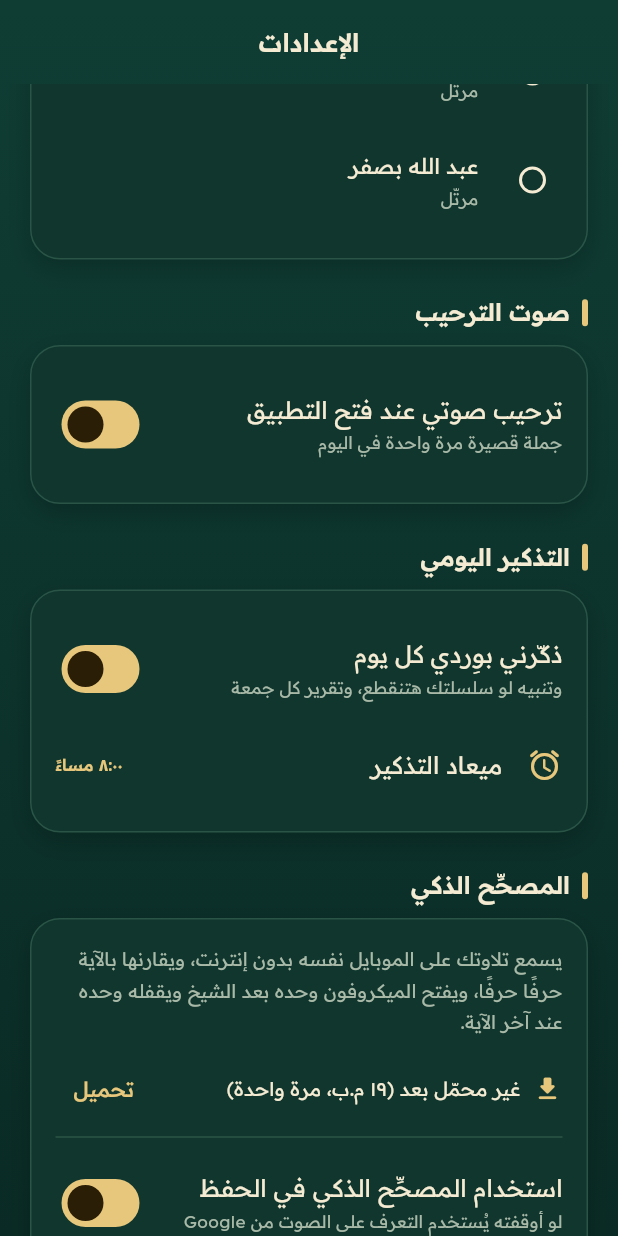
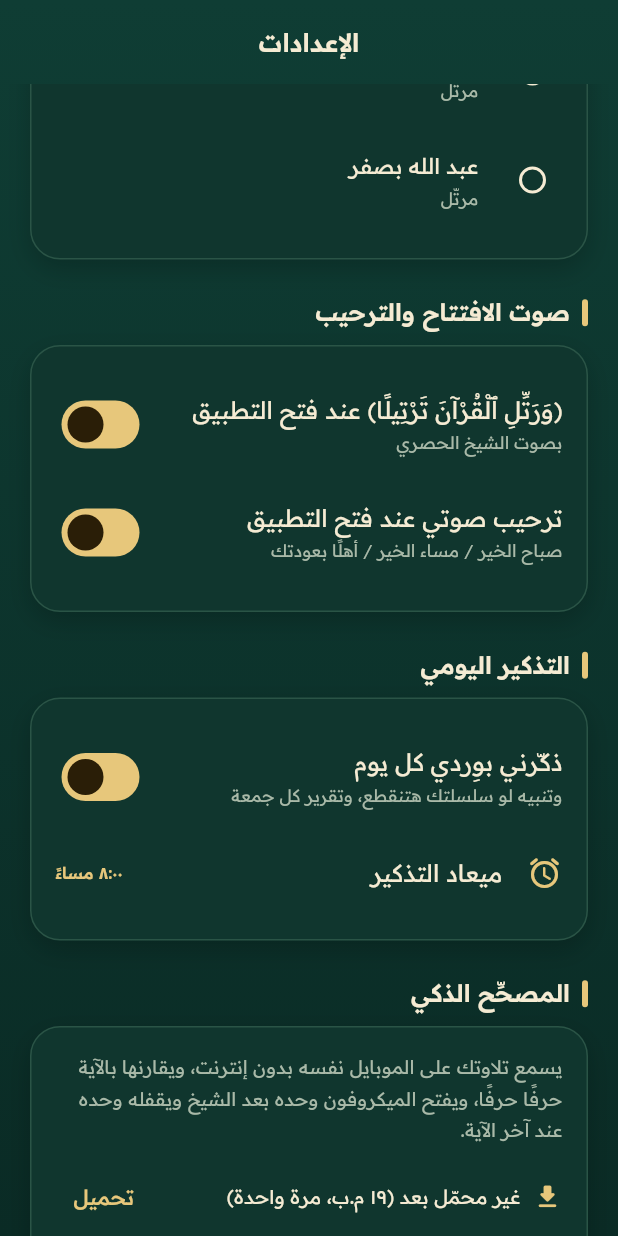
Before and after one commit to starrnightt2030-oss/almohafez, a Flutter app: the SettingsScreen widget shown alone on an empty page, opened directly, scrolled down 1152 dp, on a phone screen of 412 x 824 dp. Run offline on Flutter 3.47's test engine with Material 3 defaults, Android fonts, the phone set to English and light mode, and no system bars; our stand-ins replace cloud_firestore, confetti, firebase_auth, firebase_core, flutter_animate, flutter_local_notifications and 7 more; missing offline and left inert: record, sherpa_onnx; accounts and stored records are empty; network calls fail.

Commit message:
سَنَد 2.7.1: آية الافتتاح والترحيب مع كل فتح
Co-Authored-By: Claude Opus 5.5 <noreply@anthropic.com>
Claude-Session: https://claude.ai/code/session_016mJJXXZGpT85GqooikM2Vp

```diff
--- a/lib/data/progress.dart
+++ b/lib/data/progress.dart
@@ -182,6 +182,9 @@ class Progress {
   static Future<void> setGoalCheered() => _p.setString('goalCheered', _key(DateTime.now()));
 
   /// ترحيب صوتي عند فتح التطبيق (مرة في اليوم)
+  /// آية الافتتاح ﴿وَرَتِّلِ ٱلْقُرْآنَ تَرْتِيلًا﴾ مع كل فتح للتطبيق
+  static bool get openingOn => _p.getBool('openingOn') ?? true;
+  static Future<void> setOpeningOn(bool v) => _p.setBool('openingOn', v);
   static bool get greetOn => _p.getBool('greetOn') ?? true;
   static Future<void> setGreetOn(bool v) => _p.setBool('greetOn', v);
   static String? get lastGreet => _p.getString('lastGreet');
--- a/lib/screens/settings.dart
+++ b/lib/screens/settings.dart
@@ -229,9 +229,20 @@ class _SettingsScreenState extends State<SettingsScreen> {
           ]),
         ),
         SizedBox(height: 18),
-        SectionTitle('صوت الترحيب'),
+        SectionTitle('صوت الافتتاح والترحيب'),
         Panel(
-          child: SwitchListTile(
+          child: Column(children: [
+          SwitchListTile(
+            contentPadding: EdgeInsets.zero,
+            value: Progress.openingOn,
+            onChanged: (v) async {
+              await Progress.setOpeningOn(v);
+              setState(() {});
+            },
+            title: Text('﴿وَرَتِّلِ ٱلْقُرْآنَ تَرْتِيلًا﴾ عند فتح التطبيق'),
+            subtitle: Text('بصوت الشيخ الحصري', style: TextStyle(fontSize: 11.5, color: C.muted)),
+          ),
+          SwitchListTile(
             contentPadding: EdgeInsets.zero,
             value: Progress.greetOn,
             onChanged: (v) async {
@@ -239,8 +250,9 @@ class _SettingsScreenState extends State<SettingsScreen> {
               setState(() {});
             },
             title: Text('ترحيب صوتي عند فتح التطبيق'),
-            subtitle: Text('جملة قصيرة مرة واحدة في اليوم', style: TextStyle(fontSize: 11.5, color: C.muted)),
+            subtitle: Text('صباح الخير / مساء الخير / أهلًا بعودتك', style: TextStyle(fontSize: 11.5, color: C.muted)),
           ),
+          ]),
         ),
         SizedBox(height: 18),
         SectionTitle('التذكير اليومي'),
--- a/lib/services/audio.dart
+++ b/lib/services/audio.dart
@@ -3,6 +3,7 @@ import 'dart:io';
 import 'package:http/http.dart' as http;
 import 'package:just_audio/just_audio.dart';
 import 'package:path_provider/path_provider.dart';
+import 'opening.dart';
 
 /// تشغيل تلاوة الشيخ آيةً آية.
 ///
@@ -96,6 +97,7 @@ class Sheikh {
   /// يشغّل الآية وينتظر حتى تنتهي. [fraction] لتشغيل جزء من بداية الآية فقط.
   static Future<void> play(String folder, int s, int a, {double speed = 1.0, double? fraction}) async {
     await stop();
+    await Opening.stop();
     final c = Completer<void>();
     _cancel = c;
 
--- a/release.json
+++ b/release.json
@@ -1,9 +1,8 @@
 {
-  "version": "2.7.0",
+  "version": "2.7.1",
   "notes": [
-    "النسخة الاحتياطية: احفظ تقدّمك وشهاداتك في السحابة بكود سرّي، وارجّعها على أي موبايل (من الإعدادات أو من أول شاشة)",
-    "تحميل السورة بصوت الشيخ للحفظ من غير إنترنت (زر التحميل فوق في شاشة الحفظ)",
-    "صوت المعلّم بقى في كل التطبيق: شرح كل الدروس والأحاديث والأسئلة وعبارات التشجيع (حزمة الصوت بتتحمّل لوحدها)",
-    "تحسينات وإصلاحات"
+    "آية الافتتاح ﴿وَرَتِّلِ ٱلْقُرْآنَ تَرْتِيلًا﴾ بصوت الشيخ الحصري مع كل فتح للتطبيق (من جوّه التطبيق، فبتشتغل فورًا ومن غير نت)",
+    "بعدها ترحيب المعلّم: صباح الخير / مساء الخير / أهلًا بعودتك",
+    "تقدر تقفل الآية أو الترحيب من الإعدادات ← صوت الافتتاح والترحيب"
   ]
 }
```
Also changed, not shown: lib/main.dart (+9 -13 lines), lib/services/opening.dart (added, +42 -0 lines).
